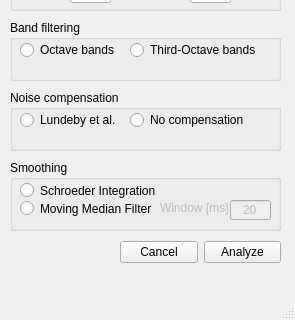
This is gui/gui_setup.ui in juanmartinvk/VKNG2 as Qt 5 draws it before an edit; both pictures show x 0 to 295 and y 240 to 560 of the 295 by 560 pixel window. The edited form follows.
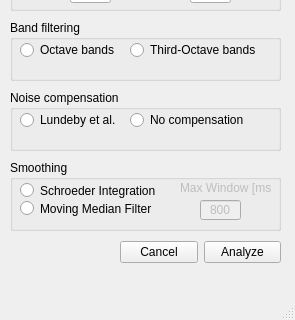
This is the edited form.

Commit message: Variable window

Patch:
```diff
--- a/gui/gui_setup.ui
+++ b/gui/gui_setup.ui
@@ -122,14 +122,14 @@
      </property>
      <property name="geometry">
       <rect>
-       <x>220</x>
+       <x>190</x>
        <y>40</y>
        <width>41</width>
        <height>20</height>
       </rect>
      </property>
      <property name="text">
-      <string>20</string>
+      <string>800</string>
      </property>
      <property name="alignment">
       <set>Qt::AlignCenter</set>
@@ -141,14 +141,14 @@
      </property>
      <property name="geometry">
       <rect>
-       <x>150</x>
-       <y>40</y>
-       <width>71</width>
+       <x>170</x>
+       <y>20</y>
+       <width>91</width>
        <height>16</height>
       </rect>
      </property>
      <property name="text">
-      <string>Window [ms]</string>
+      <string>Max Window [ms]</string>
      </property>
     </widget>
    </widget>
```
